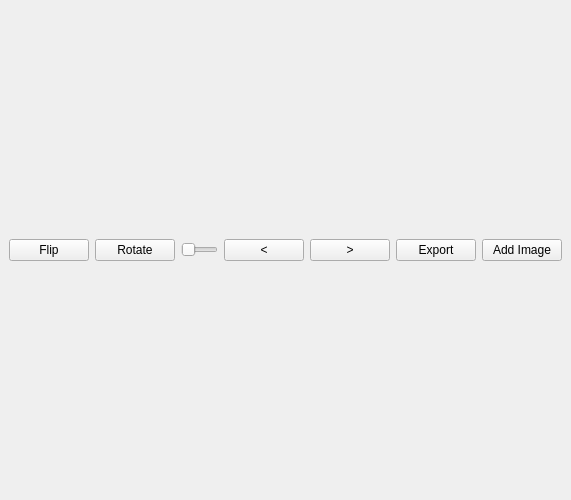
The window that ui_files/main.ui (zhangwanjun4843/image_viewer) describes before a commit, drawn with Qt 5.
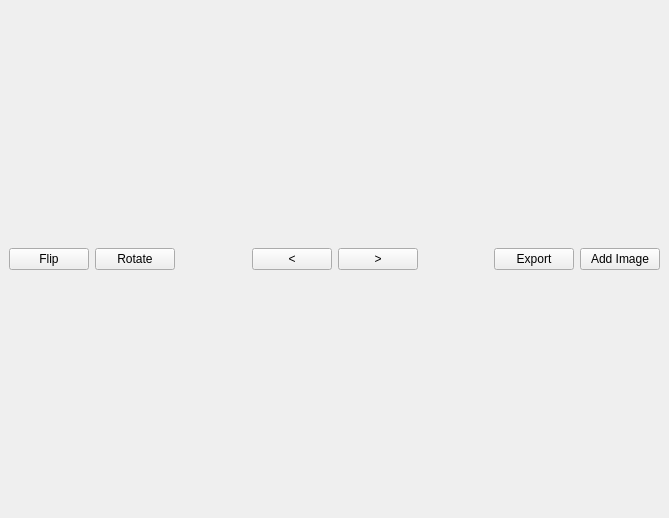
The same window after the commit.

Commit message: major update: multiple images, dropdown button, bunch of bugfixes

```diff
--- a/ui_files/main.ui
+++ b/ui_files/main.ui
@@ -6,8 +6,8 @@
    <rect>
     <x>0</x>
     <y>0</y>
-    <width>571</width>
-    <height>500</height>
+    <width>669</width>
+    <height>518</height>
    </rect>
   </property>
   <property name="sizePolicy">
@@ -62,13 +62,6 @@
             </property>
            </widget>
           </item>
-          <item>
-           <widget class="QSlider" name="oppacity_slider">
-            <property name="orientation">
-             <enum>Qt::Horizontal</enum>
-            </property>
-           </widget>
-          </item>
           <item>
            <spacer name="horizontalSpacer_2">
             <property name="orientation">
```
Left out of the diff: 13 changed lines with no effect on the pictures. The commit also changes 5 other files.
